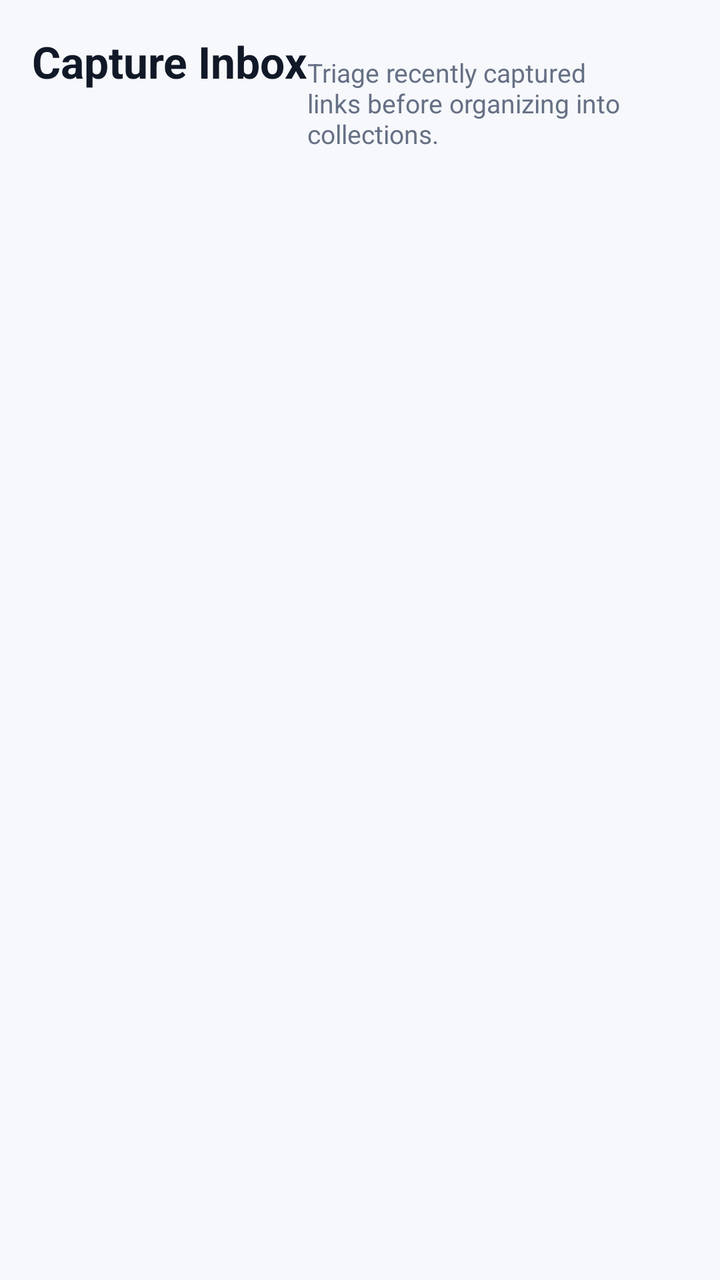
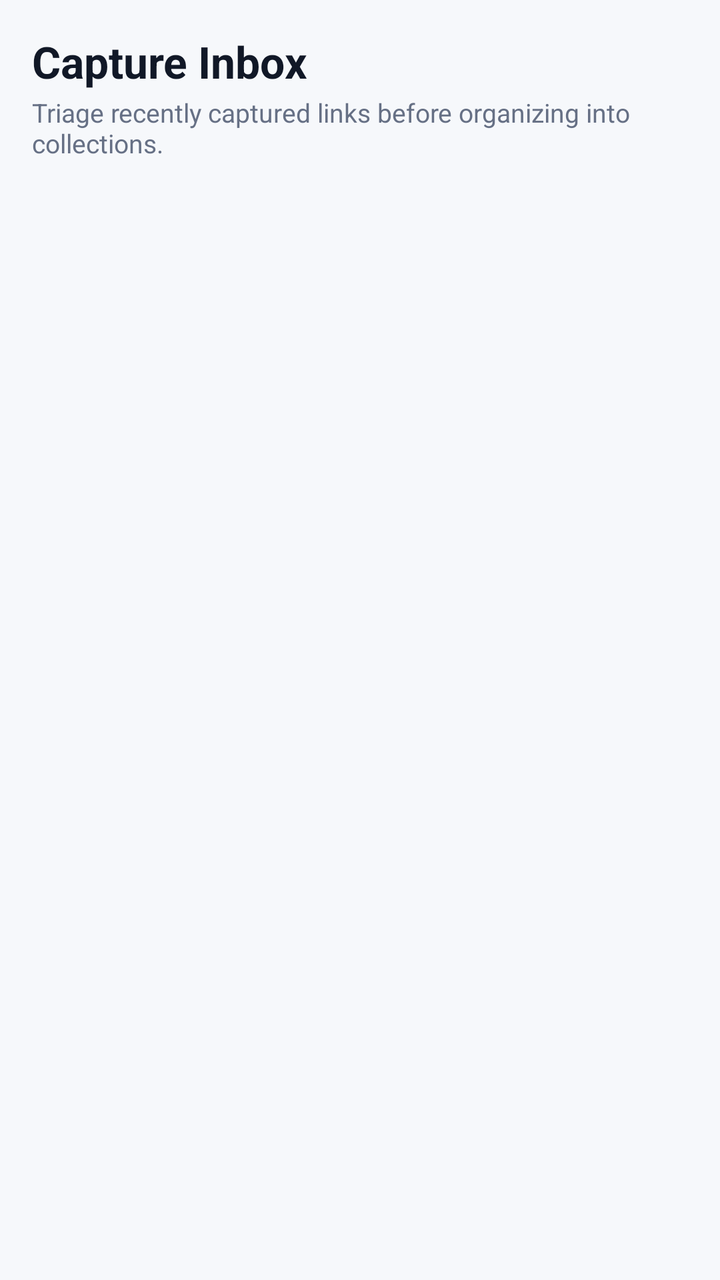

Two renders of the same Android screen: before a commit and after it. Below are the layout's source before the change and the commit's diff.
<!-- AndroidManifest.xml: application theme Theme.Hifadhio -->
<!-- res/layout/fragment_inbox.xml -->
<?xml version="1.0" encoding="utf-8"?>
<LinearLayout
    xmlns:android="http://schemas.android.com/apk/res/android"
    xmlns:app="http://schemas.android.com/apk/res-auto"
    android:layout_width="match_parent"
    android:layout_height="match_parent"
    android:orientation="VERTICAL"
    android:padding="16dp"
    android:background="@color/background">

    <TextView
        android:layout_width="wrap_content"
        android:layout_height="wrap_content"
        android:text="Capture Inbox"
        android:textColor="@color/text_primary"
        android:textSize="22sp"
        android:textStyle="bold" />

    <TextView
        android:layout_width="wrap_content"
        android:layout_height="wrap_content"
        android:layout_marginTop="2dp"
        android:layout_marginBottom="12dp"
        android:text="Triage recently captured links before organizing into collections."
        android:textColor="@color/text_secondary"
        android:textSize="13sp" />

    <androidx.recyclerview.widget.RecyclerView
        android:id="@+id/recycler_inbox"
        android:layout_width="match_parent"
        android:layout_height="0dp"
        android:layout_weight="1" />

    <LinearLayout
        android:id="@+id/layout_inbox_empty"
        android:layout_width="match_parent"
        android:layout_height="match_parent"
        android:gravity="center"
        android:orientation="VERTICAL"
        android:visibility="gone">

        <ImageView
            android:layout_width="56dp"
            android:layout_height="56dp"
            android:src="@drawable/ic_inbox"
            app:tint="@color/mint" />

        <TextView
            android:layout_width="wrap_content"
            android:layout_height="wrap_content"
            android:layout_marginTop="14dp"
            android:text="Inbox is Clean"
            android:textColor="@color/text_primary"
            android:textSize="18sp"
            android:textStyle="bold" />

        <TextView
            android:layout_width="wrap_content"
            android:layout_height="wrap_content"
            android:layout_marginTop="4dp"
            android:text="All captured links have been organized!"
            android:textColor="@color/text_secondary"
            android:textSize="14sp" />
    </LinearLayout>
</LinearLayout>
<!-- resources referenced by this layout -->
<resources>
  <color name="background">#F6F8FB</color>
  <color name="mint">#32D5A4</color>
  <color name="text_primary">#111827</color>
  <color name="text_secondary">#667085</color>
  <!-- drawable ic_inbox (drawable) -->
  <vector xmlns:android="http://schemas.android.com/apk/res/android"
      android:width="24dp"
      android:height="24dp"
      android:viewportWidth="24"
      android:viewportHeight="24">
    <path
        android:fillColor="@android:color/white"
        android:pathData="M19,3H5C3.9,3 3,3.9 3,5v14c0,1.1 0.9,2 2,2h14c1.1,0 2,-0.9 2,-2V5C21,3.9 20.1,3 19,3zM19,15h-4c0,1.66 -1.34,3 -3,3s-3,-1.34 -3,-3H5V5h14V15z"/>
  </vector>
  <style name="Theme.Hifadhio" parent="Theme.Material3.DayNight.NoActionBar">
          
          <item name="colorPrimary">@color/mint</item>
          <item name="colorPrimaryVariant">@color/success</item>
          <item name="colorOnPrimary">@color/primary_navy</item>
  
          
          <item name="colorSecondary">@color/primary_navy</item>
          <item name="colorOnSecondary">@color/white</item>
  
          
          <item name="android:windowBackground">@color/background</item>
          <item name="colorSurface">@color/surface</item>
          <item name="colorOnSurface">@color/text_primary</item>
  
          
          <item name="android:statusBarColor">@color/primary_navy</item>
          <item name="android:windowLightStatusBar">false</item>
          <item name="android:navigationBarColor">@color/surface</item>
          <item name="android:windowLightNavigationBar">true</item>
  
          
          <item name="android:textColorPrimary">@color/text_primary</item>
          <item name="android:textColorSecondary">@color/text_secondary</item>
      </style>
  <color name="success">#20B486</color>
  <color name="primary_navy">#0B1020</color>
  <color name="white">#FFFFFF</color>
  <color name="surface">#FFFFFF</color>
</resources>

<!-- the commit's change to res/layout/fragment_inbox.xml (unified diff, before → after) -->
@@ -4,7 +4,7 @@
     xmlns:app="http://schemas.android.com/apk/res-auto"
     android:layout_width="match_parent"
     android:layout_height="match_parent"
-    android:orientation="VERTICAL"
+    android:orientation="vertical"
     android:padding="16dp"
     android:background="@color/background">
 
@@ -36,7 +36,7 @@
         android:layout_width="match_parent"
         android:layout_height="match_parent"
         android:gravity="center"
-        android:orientation="VERTICAL"
+        android:orientation="vertical"
         android:visibility="gone">
 
         <ImageView
